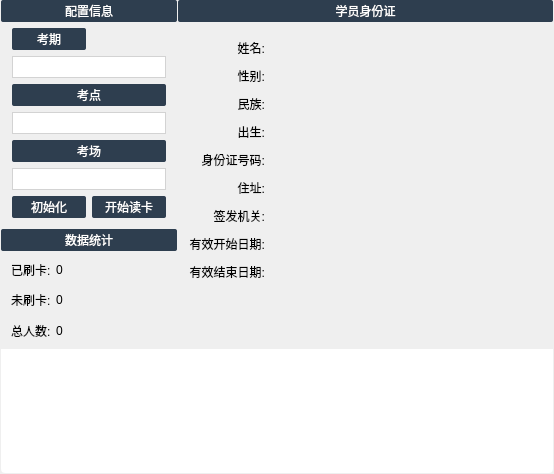
Qt form IDReader/gui/MainWidget.ui (xtuer/Qt) before a commit.
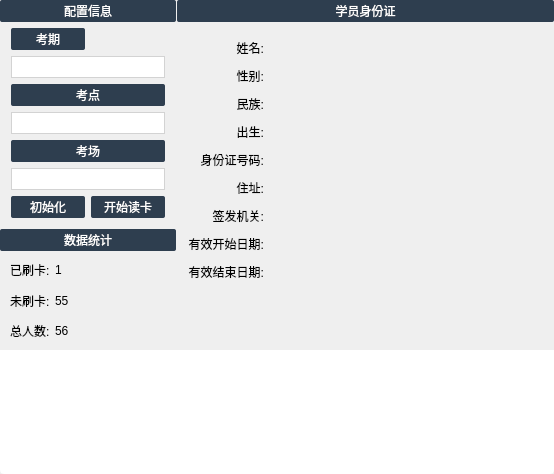
The same form after that commit. Icons and pictures are not drawn.

Diff of the .ui file:
```diff
--- a/IDReader/gui/MainWidget.ui
+++ b/IDReader/gui/MainWidget.ui
@@ -73,6 +73,7 @@
 }
 
 #infoLabel {
+	color: darkgreen;
 	background: white;
 	padding: 10px 10px;
 	border: 2px solid white;
@@ -144,16 +145,16 @@
   </property>
   <layout class="QGridLayout" name="gridLayout_4">
    <property name="leftMargin">
-    <number>1</number>
+    <number>0</number>
    </property>
    <property name="topMargin">
     <number>0</number>
    </property>
    <property name="rightMargin">
-    <number>1</number>
+    <number>0</number>
    </property>
    <property name="bottomMargin">
-    <number>1</number>
+    <number>0</number>
    </property>
    <property name="spacing">
     <number>1</number>
@@ -223,7 +224,7 @@
             </sizepolicy>
            </property>
            <property name="text">
-            <string>0</string>
+            <string>1</string>
            </property>
           </widget>
          </item>
@@ -237,7 +238,7 @@
          <item row="1" column="1">
           <widget class="QLabel" name="unsynchronizedCountLabel">
            <property name="text">
-            <string>0</string>
+            <string>55</string>
            </property>
           </widget>
          </item>
@@ -251,7 +252,7 @@
          <item row="2" column="1">
           <widget class="QLabel" name="totalLabel">
            <property name="text">
-            <string>0</string>
+            <string>56</string>
            </property>
           </widget>
          </item>
```
